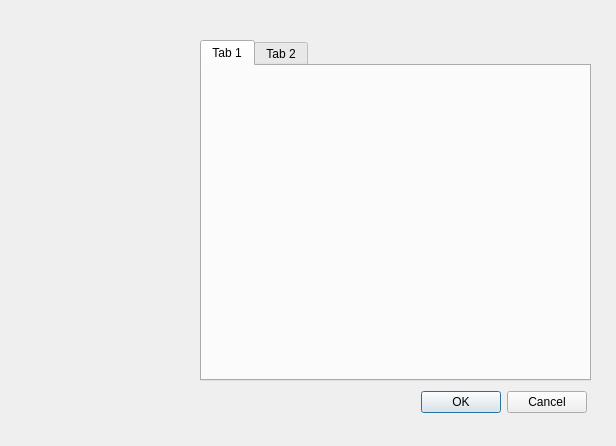
Old version of the form tdlasdialog.ui in the repository sky92zwq/ecT_Tadlas-Qt5.
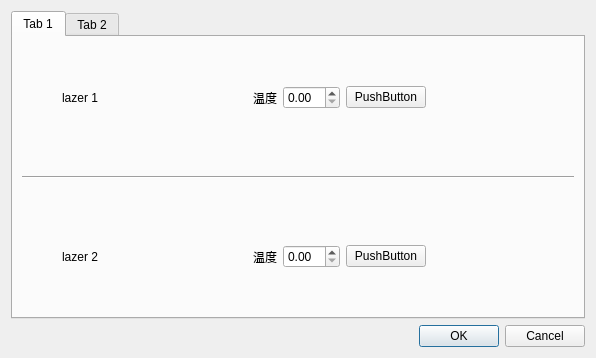
New version of the form. The open tabs and pages were chosen to show the change.

What changed in the file:
```diff
--- a/tdlasdialog.ui
+++ b/tdlasdialog.ui
@@ -6,67 +6,499 @@
    <rect>
     <x>0</x>
     <y>0</y>
-    <width>616</width>
-    <height>446</height>
+    <width>596</width>
+    <height>358</height>
    </rect>
   </property>
   <property name="windowTitle">
    <string>Dialog</string>
   </property>
-  <widget class="QDialogButtonBox" name="buttonBox">
-   <property name="geometry">
-    <rect>
-     <x>420</x>
-     <y>390</y>
-     <width>167</width>
-     <height>24</height>
-    </rect>
-   </property>
-   <property name="orientation">
-    <enum>Qt::Horizontal</enum>
-   </property>
-   <property name="standardButtons">
-    <set>QDialogButtonBox::Cancel|QDialogButtonBox::Ok</set>
-   </property>
-  </widget>
-  <widget class="QTabWidget" name="tabWidget">
-   <property name="geometry">
-    <rect>
-     <x>200</x>
-     <y>40</y>
-     <width>391</width>
-     <height>341</height>
-    </rect>
-   </property>
-   <property name="currentIndex">
-    <number>1</number>
-   </property>
-   <widget class="QWidget" name="tab">
-    <attribute name="title">
-     <string>Tab 1</string>
-    </attribute>
-   </widget>
-   <widget class="QWidget" name="tab_2">
-    <attribute name="title">
-     <string>Tab 2</string>
-    </attribute>
-   </widget>
-  </widget>
-  <widget class="QStackedWidget" name="stackedWidget">
-   <property name="geometry">
-    <rect>
-     <x>30</x>
-     <y>50</y>
-     <width>151</width>
-     <height>321</height>
-    </rect>
-   </property>
-   <property name="currentIndex">
-    <number>1</number>
-   </property>
-   <widget class="QWidget" name="page_3"/>
-   <widget class="QWidget" name="page_4"/>
-  </widget>
+  <layout class="QVBoxLayout" name="verticalLayout">
+   <item>
+    <widget class="QTabWidget" name="tabWidget">
+     <property name="currentIndex">
+      <number>0</number>
+     </property>
+     <widget class="QWidget" name="tab">
+      <attribute name="title">
+       <string>Tab 1</string>
+      </attribute>
+      <layout class="QVBoxLayout" name="verticalLayout_7">
+       <item>
+        <spacer name="verticalSpacer_4">
+         <property name="orientation">
+          <enum>Qt::Vertical</enum>
+         </property>
+         <property name="sizeType">
+          <enum>QSizePolicy::Minimum</enum>
+         </property>
+         <property name="sizeHint" stdset="0">
+          <size>
+           <width>20</width>
+           <height>40</height>
+          </size>
+         </property>
+        </spacer>
+       </item>
+       <item>
+        <layout class="QVBoxLayout" name="verticalLayout_4">
+         <item>
+          <layout class="QHBoxLayout" name="horizontalLayout">
+           <item>
+            <spacer name="horizontalSpacer">
+             <property name="orientation">
+              <enum>Qt::Horizontal</enum>
+             </property>
+             <property name="sizeType">
+              <enum>QSizePolicy::Minimum</enum>
+             </property>
+             <property name="sizeHint" stdset="0">
+              <size>
+               <width>40</width>
+               <height>20</height>
+              </size>
+             </property>
+            </spacer>
+           </item>
+           <item>
+            <widget class="QLabel" name="label">
+             <property name="text">
+              <string>lazer 1</string>
+             </property>
+            </widget>
+           </item>
+           <item>
+            <spacer name="horizontalSpacer_4">
+             <property name="orientation">
+              <enum>Qt::Horizontal</enum>
+             </property>
+             <property name="sizeHint" stdset="0">
+              <size>
+               <width>40</width>
+               <height>20</height>
+              </size>
+             </property>
+            </spacer>
+           </item>
+           <item>
+            <widget class="QLabel" name="label_2">
+             <property name="text">
+              <string>温度</string>
+             </property>
+             <property name="buddy">
+              <cstring>doubleSpinBox</cstring>
+             </property>
+            </widget>
+           </item>
+           <item>
+            <widget class="QDoubleSpinBox" name="doubleSpinBox"/>
+           </item>
+           <item>
+            <widget class="QPushButton" name="pushButton">
+             <property name="text">
+              <string>PushButton</string>
+             </property>
+             <property name="autoDefault">
+              <bool>true</bool>
+             </property>
+             <property name="default">
+              <bool>false</bool>
+             </property>
+            </widget>
+           </item>
+           <item>
+            <spacer name="horizontalSpacer_3">
+             <property name="orientation">
+              <enum>Qt::Horizontal</enum>
+             </property>
+             <property name="sizeHint" stdset="0">
+              <size>
+               <width>40</width>
+               <height>20</height>
+              </size>
+             </property>
+            </spacer>
+           </item>
+          </layout>
+         </item>
+         <item>
+          <layout class="QVBoxLayout" name="verticalLayout_3">
+           <item>
+            <spacer name="verticalSpacer">
+             <property name="orientation">
+              <enum>Qt::Vertical</enum>
+             </property>
+             <property name="sizeHint" stdset="0">
+              <size>
+               <width>20</width>
+               <height>20</height>
+              </size>
+             </property>
+            </spacer>
+           </item>
+           <item>
+            <widget class="Line" name="line_2">
+             <property name="orientation">
+              <enum>Qt::Horizontal</enum>
+             </property>
+            </widget>
+           </item>
+           <item>
+            <spacer name="verticalSpacer_2">
+             <property name="orientation">
+              <enum>Qt::Vertical</enum>
+             </property>
+             <property name="sizeHint" stdset="0">
+              <size>
+               <width>20</width>
+               <height>20</height>
+              </size>
+             </property>
+            </spacer>
+           </item>
+          </layout>
+         </item>
+         <item>
+          <layout class="QHBoxLayout" name="horizontalLayout_2">
+           <item>
+            <spacer name="horizontalSpacer_2">
+             <property name="orientation">
+              <enum>Qt::Horizontal</enum>
+             </property>
+             <property name="sizeType">
+              <enum>QSizePolicy::Minimum</enum>
+             </property>
+             <property name="sizeHint" stdset="0">
+              <size>
+               <width>40</width>
+               <height>20</height>
+              </size>
+             </property>
+            </spacer>
+           </item>
+           <item>
+            <widget class="QLabel" name="label_3">
+             <property name="text">
+              <string>lazer 2</string>
+             </property>
+            </widget>
+           </item>
+           <item>
+            <spacer name="horizontalSpacer_5">
+             <property name="orientation">
+              <enum>Qt::Horizontal</enum>
+             </property>
+             <property name="sizeType">
+              <enum>QSizePolicy::Expanding</enum>
+             </property>
+             <property name="sizeHint" stdset="0">
+              <size>
+               <width>40</width>
+               <height>20</height>
+              </size>
+             </property>
+            </spacer>
+           </item>
+           <item>
+            <widget class="QLabel" name="label_4">
+             <property name="text">
+              <string>温度</string>
+             </property>
+             <property name="buddy">
+              <cstring>doubleSpinBox_2</cstring>
+             </property>
+            </widget>
+           </item>
+           <item>
+            <widget class="QDoubleSpinBox" name="doubleSpinBox_2"/>
+           </item>
+           <item>
+            <widget class="QPushButton" name="pushButton_2">
+             <property name="text">
+              <string>PushButton</string>
+             </property>
+             <property name="autoDefault">
+              <bool>true</bool>
+             </property>
+             <property name="default">
+              <bool>false</bool>
+             </property>
+            </widget>
+           </item>
+           <item>
+            <spacer name="horizontalSpacer_6">
+             <property name="orientation">
+              <enum>Qt::Horizontal</enum>
+             </property>
+             <property name="sizeHint" stdset="0">
+              <size>
+               <width>40</width>
+               <height>20</height>
+              </size>
+             </property>
+            </spacer>
+           </item>
+          </layout>
+         </item>
+        </layout>
+       </item>
+       <item>
+        <spacer name="verticalSpacer_3">
+         <property name="orientation">
+          <enum>Qt::Vertical</enum>
+         </property>
+         <property name="sizeType">
+          <enum>QSizePolicy::Minimum</enum>
+         </property>
+         <property name="sizeHint" stdset="0">
+          <size>
+           <width>20</width>
+           <height>40</height>
+          </size>
+         </property>
+        </spacer>
+       </item>
+      </layout>
+     </widget>
+     <widget class="QWidget" name="tab_2">
+      <attribute name="title">
+       <string>Tab 2</string>
+      </attribute>
+      <widget class="Line" name="line">
+       <property name="geometry">
+        <rect>
+         <x>270</x>
+         <y>80</y>
+         <width>3</width>
+         <height>61</height>
+        </rect>
+       </property>
+       <property name="orientation">
+        <enum>Qt::Vertical</enum>
+       </property>
+      </widget>
+      <widget class="QWidget" name="">
+       <property name="geometry">
+        <rect>
+         <x>20</x>
+         <y>20</y>
+         <width>221</width>
+         <height>221</height>
+        </rect>
+       </property>
+       <layout class="QVBoxLayout" name="verticalLayout_6">
+        <item>
+         <widget class="QCheckBox" name="checkBox">
+          <property name="text">
+           <string>DAS</string>
+          </property>
+         </widget>
+        </item>
+        <item>
+         <layout class="QHBoxLayout" name="horizontalLayout_4">
+          <item>
+           <widget class="QLabel" name="label_5">
+            <property name="text">
+             <string>TextLabel</string>
+            </property>
+            <property name="buddy">
+             <cstring>doubleSpinBox_3</cstring>
+            </property>
+           </widget>
+          </item>
+          <item>
+           <widget class="QDoubleSpinBox" name="doubleSpinBox_3"/>
+          </item>
+         </layout>
+        </item>
+        <item>
+         <layout class="QHBoxLayout" name="horizontalLayout_5">
+          <item>
+           <widget class="QLabel" name="label_6">
+            <property name="text">
+             <string>TextLabel</string>
+            </property>
+            <property name="buddy">
+             <cstring>doubleSpinBox_4</cstring>
+            </property>
+           </widget>
+          </item>
+          <item>
+           <widget class="QDoubleSpinBox" name="doubleSpinBox_4"/>
+          </item>
+         </layout>
+        </item>
+        <item>
+         <layout class="QHBoxLayout" name="horizontalLayout_6">
+          <item>
+           <widget class="QLabel" name="label_7">
+            <property name="text">
+             <string>TextLabel</string>
+            </property>
+            <property name="buddy">
+             <cstring>doubleSpinBox_5</cstring>
+            </property>
+           </widget>
+          </item>
+          <item>
+           <widget class="QDoubleSpinBox" name="doubleSpinBox_5"/>
+          </item>
+         </layout>
+        </item>
+        <item>
+         <layout class="QHBoxLayout" name="horizontalLayout_7">
+          <item>
+           <widget class="QLabel" name="label_8">
+            <property name="text">
+             <string>TextLabel</string>
+            </property>
+            <property name="buddy">
+             <cstring>doubleSpinBox_6</cstring>
+            </property>
+           </widget>
+          </item>
+          <item>
+           <widget class="QDoubleSpinBox" name="doubleSpinBox_6"/>
+          </item>
+         </layout>
+        </item>
+       </layout>
+      </widget>
+      <widget class="QWidget" name="">
+       <property name="geometry">
+        <rect>
+         <x>320</x>
+         <y>21</y>
+         <width>201</width>
+         <height>251</height>
+        </rect>
+       </property>
+       <layout class="QVBoxLayout" name="verticalLayout_8">
+        <item>
+         <widget class="QCheckBox" name="checkBox_2">
+          <property name="text">
+           <string>WMS</string>
+          </property>
+         </widget>
+        </item>
+        <item>
+         <layout class="QHBoxLayout" name="horizontalLayout_8">
+          <item>
+           <widget class="QLabel" name="label_9">
+            <property name="text">
+             <string>TextLabel</string>
+            </property>
+            <property name="buddy">
+             <cstring>doubleSpinBox_3</cstring>
+            </property>
+           </widget>
+          </item>
+          <item>
+           <widget class="QDoubleSpinBox" name="doubleSpinBox_7"/>
+          </item>
+         </layout>
+        </item>
+        <item>
+         <layout class="QHBoxLayout" name="horizontalLayout_9">
+          <item>
+           <widget class="QLabel" name="label_10">
+            <property name="text">
+             <string>TextLabel</string>
+            </property>
+            <property name="buddy">
+             <cstring>doubleSpinBox_4</cstring>
+            </property>
+           </widget>
+          </item>
+          <item>
+           <widget class="QDoubleSpinBox" name="doubleSpinBox_8"/>
+          </item>
+         </layout>
+        </item>
+        <item>
+         <layout class="QHBoxLayout" name="horizontalLayout_10">
+          <item>
+           <widget class="QLabel" name="label_11">
+            <property name="text">
+             <string>TextLabel</string>
+            </property>
+            <property name="buddy">
+             <cstring>doubleSpinBox_5</cstring>
+            </property>
+           </widget>
+          </item>
+          <item>
+           <widget class="QDoubleSpinBox" name="doubleSpinBox_9"/>
+          </item>
+         </layout>
+        </item>
+        <item>
+         <layout class="QHBoxLayout" name="horizontalLayout_11">
+          <item>
+           <widget class="QLabel" name="label_12">
+            <property name="text">
+             <string>TextLabel</string>
+            </property>
+            <property name="buddy">
+             <cstring>doubleSpinBox_6</cstring>
+            </property>
+           </widget>
+          </item>
+          <item>
+           <widget class="QDoubleSpinBox" name="doubleSpinBox_10"/>
+          </item>
+         </layout>
+        </item>
+        <item>
+         <layout class="QHBoxLayout" name="horizontalLayout_12">
+          <item>
+           <widget class="QLabel" name="label_13">
+            <property name="text">
+             <string>TextLabel</string>
+            </property>
+            <property name="buddy">
+             <cstring>doubleSpinBox_6</cstring>
+            </property>
+           </widget>
+          </item>
+          <item>
+           <widget class="QDoubleSpinBox" name="doubleSpinBox_11"/>
+          </item>
+         </layout>
+        </item>
+        <item>
+         <layout class="QHBoxLayout" name="horizontalLayout_13">
+          <item>
+           <widget class="QLabel" name="label_14">
+            <property name="text">
+             <string>TextLabel</string>
+            </property>
+            <property name="buddy">
+             <cstring>doubleSpinBox_6</cstring>
+            </property>
+           </widget>
+          </item>
+          <item>
+           <widget class="QDoubleSpinBox" name="doubleSpinBox_12"/>
+          </item>
+         </layout>
+        </item>
+       </layout>
+      </widget>
+     </widget>
+    </widget>
+   </item>
+   <item>
+    <widget class="QDialogButtonBox" name="buttonBox">
+     <property name="orientation">
+      <enum>Qt::Horizontal</enum>
+     </property>
+     <property name="standardButtons">
+      <set>QDialogButtonBox::Cancel|QDialogButtonBox::Ok</set>
+     </property>
+    </widget>
+   </item>
+  </layout>
  </widget>
  <resources/>
  <connections>
```
Left out of the diff: 8 changed lines with no effect on the pictures.
